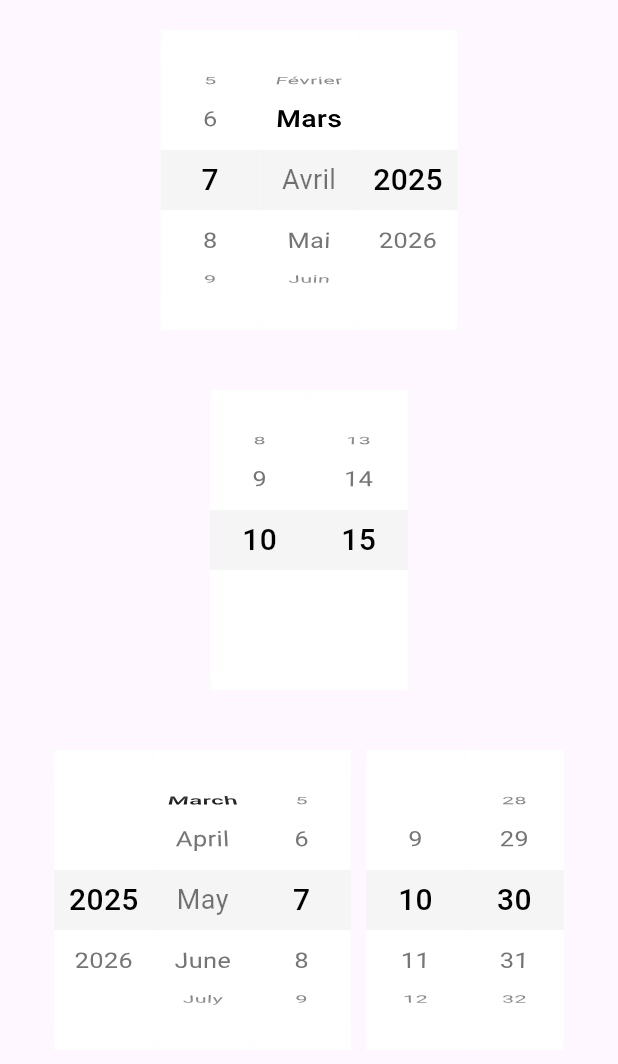
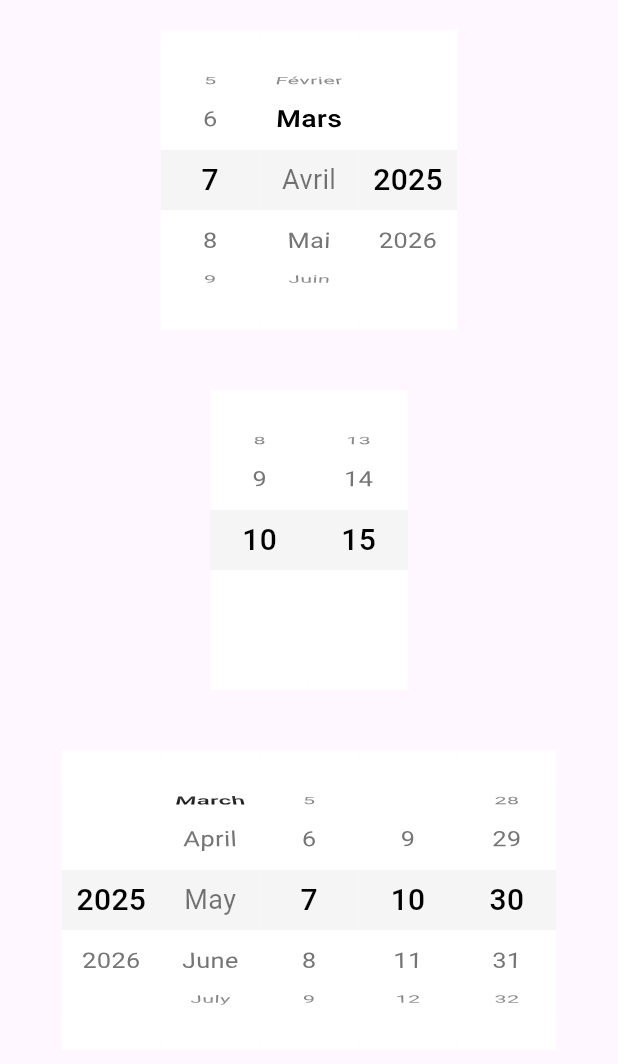
Before and after one commit to inesachour/awesome_datetime_picker, a Flutter app: the screen it shows after launch, on a phone screen of 412 x 824 dp, the part 84-1148 px from its top. Run offline on Flutter 3.47's test engine with Material 3 defaults, Android fonts, the phone set to English and light mode, and no system bars.

Commit message:
remove extra spacing

```diff
--- a/lib/src/widgets/pickers/awesome_datetime_picker.dart
+++ b/lib/src/widgets/pickers/awesome_datetime_picker.dart
@@ -77,9 +77,6 @@ class _AwesomeDateTimePickerState extends State<AwesomeDateTimePicker> {
                 AwesomeDateTime(date: date, time: selectedDateTime.time));
           },
         ),
-        const SizedBox(
-          width: 10,
-        ),
         AwesomeTimePicker(
           theme: widget.theme?.timePickerTheme,
           timeFormat: widget.timeFormat,
```
